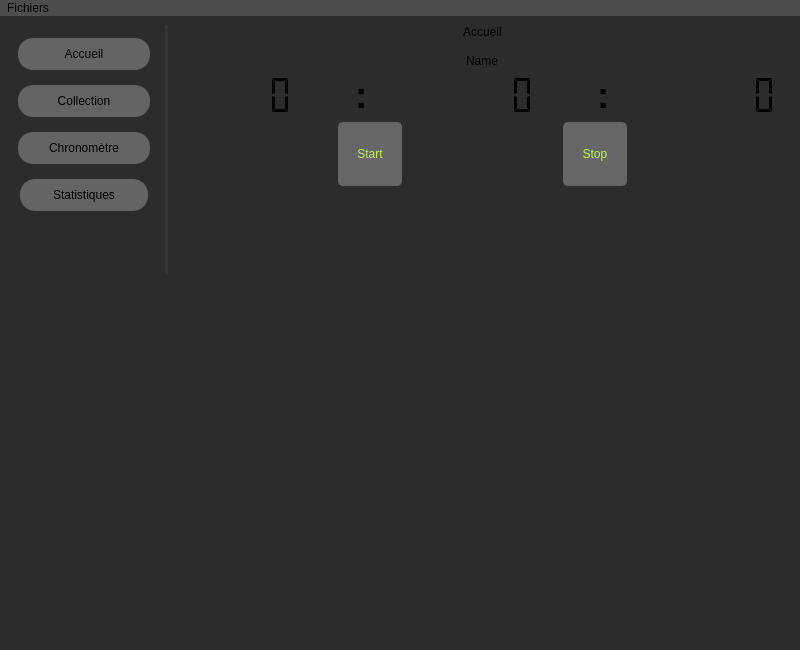
Qt form gui/MonkeyWindow.ui (COALA-sftwr/monkey-model-kits) before a commit.
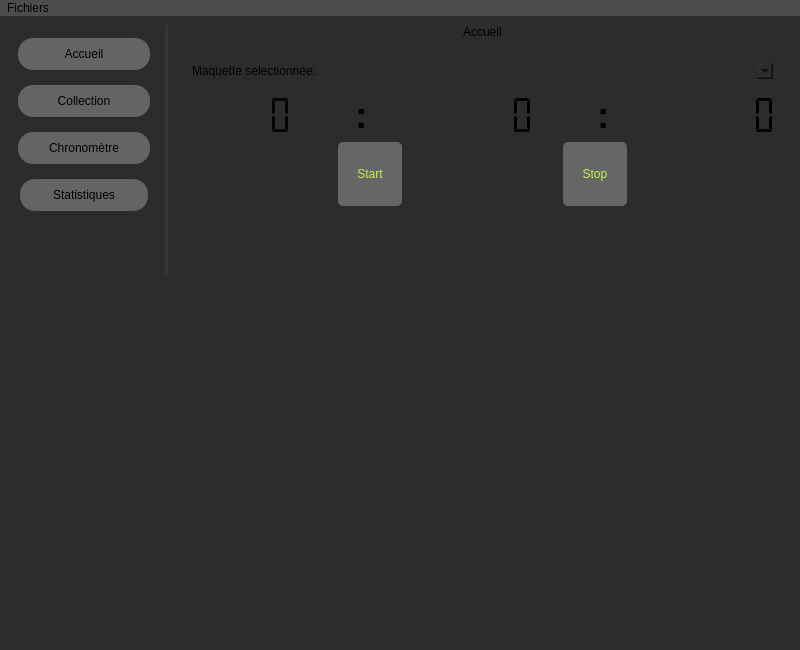
The same form after that commit. The open tabs and pages were chosen to show the change.

Commit message: {add}[Run]: Implemented StopWatch and Model Selector combo box.

Diff of the .ui file:
```diff
--- a/gui/MonkeyWindow.ui
+++ b/gui/MonkeyWindow.ui
@@ -536,17 +536,39 @@
         </widget>
         <widget class="QWidget" name="StopWatchPage">
          <layout class="QVBoxLayout" name="verticalLayout_9">
-          <item alignment="Qt::AlignHCenter|Qt::AlignVCenter">
+          <item>
+           <widget class="QFrame" name="modelLayout">
+            <property name="minimumSize">
+             <size>
+              <width>0</width>
+              <height>30</height>
+             </size>
+            </property>
+            <layout class="QHBoxLayout" name="horizontalLayout_4">
+             <item>
            <widget class="QLabel" name="selectedModelLabel">
             <property name="maximumSize">
              <size>
-              <width>16777215</width>
+                 <width>16777186</width>
               <height>24</height>
              </size>
             </property>
             <property name="text">
-             <string>Name</string>
-            </property>
+                <string>Maquette selectionnée:</string>
+               </property>
+              </widget>
+             </item>
+             <item>
+              <widget class="QComboBox" name="modelCombo">
+               <property name="sizePolicy">
+                <sizepolicy hsizetype="Expanding" vsizetype="Fixed">
+                 <horstretch>0</horstretch>
+                 <verstretch>0</verstretch>
+                </sizepolicy>
+               </property>
+              </widget>
+             </item>
+            </layout>
            </widget>
           </item>
           <item>
```
Left out of the diff: 8 changed lines with no effect on the pictures. Lines whose indentation alone changed are shown as unchanged. The commit also changes 2 other files.
